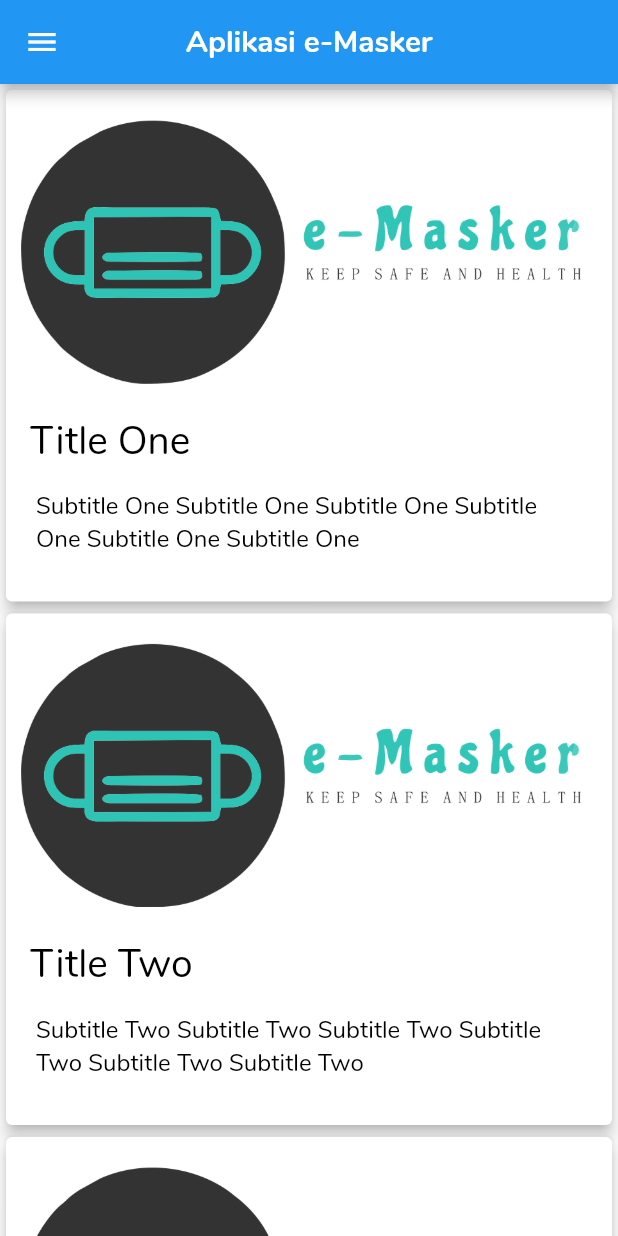
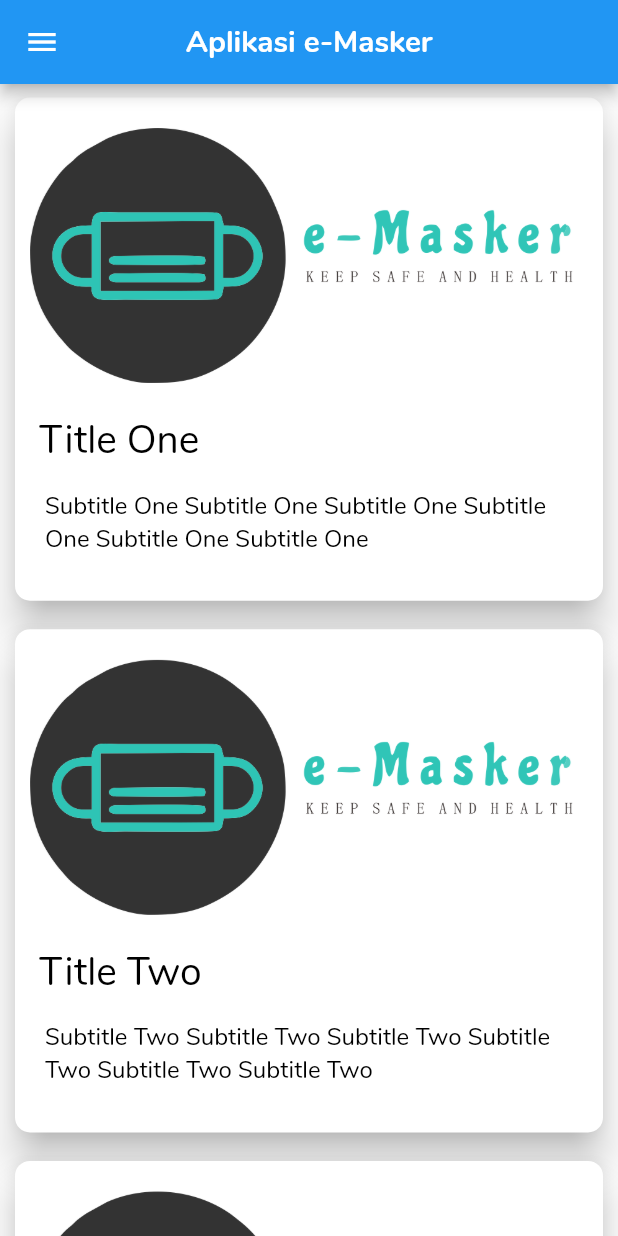
Before and after one commit to khahlil/Mobile-B_Kelompok-N_SDGS-3, a Flutter app: the HomePages screen opened directly, on a phone screen of 412 x 824 dp. Run offline on Flutter 3.47's test engine with Material 2 defaults, Android fonts, the light colour scheme and no system bars; our stand-ins replace page_transition.

Commit message:
fix overflow

```diff
--- a/lib/pages/child/list.dart
+++ b/lib/pages/child/list.dart
@@ -20,7 +20,7 @@ class _ListPagesState extends State<ListPages> {
       itemCount: mySLides.length,
       itemBuilder: (context, int i) {
         return InkWell(
-          splashColor: Colors.blueAccent,
+          splashColor: Colors.blueAccent[200],
           onTap: () {
             Router.changePages(
                 context,
--- a/lib/pages/child/part/cardlist.dart
+++ b/lib/pages/child/part/cardlist.dart
@@ -7,9 +7,13 @@ class CardList extends StatelessWidget {
 
   @override
   Widget build(BuildContext context) {
-    return Card(
-        elevation: 4,
+    return Padding(
+      padding: const EdgeInsets.fromLTRB(6.0, 5.0, 6.0, 6.0),
+      child: Card(
+        elevation: 10,
         clipBehavior: Clip.antiAlias,
+        shape: RoundedRectangleBorder(
+          borderRadius: BorderRadius.circular(10)),
         child: Column(
           children: [
             Container(
@@ -20,6 +24,7 @@ class CardList extends StatelessWidget {
               padding: EdgeInsets.fromLTRB(20.0, 5.0, 20.0, 30.0),
               child: Text(subtitle, style: TextStyle(color: Colors.black))),
           ],
+        ),
       ),
     );
   }
```
Also changed, not shown: lib/pages/detail.dart (+35 -7 lines).
